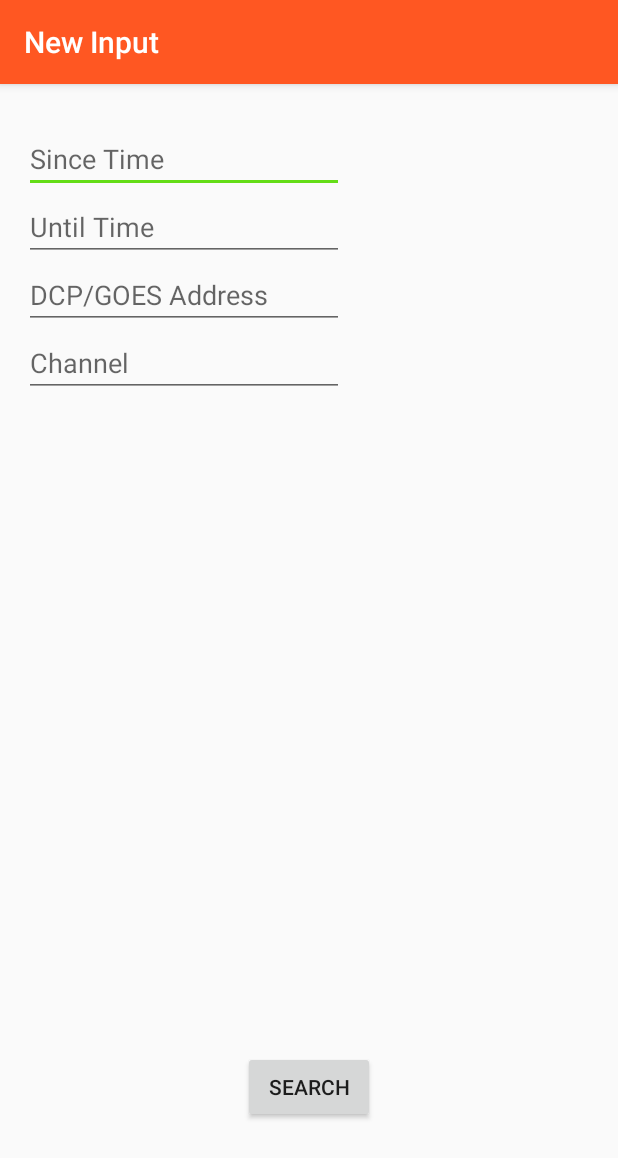
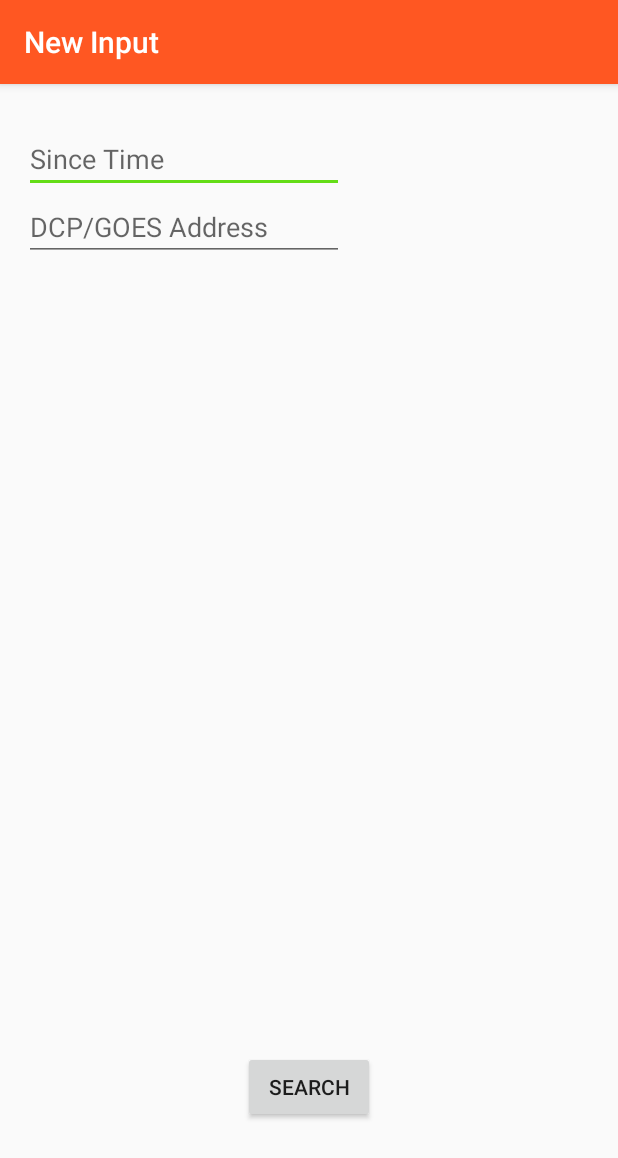
Before and after one commit to Nelson-Brady/ScraperMain246, an Android app: the inputcode screen opened directly, with no data from a screen before it, on a phone screen of 412 x 824 dp. Shown: the top 1158 px of the screen. Run offline under Robolectric (Android 15) with nearby library versions, the phone set to English and light mode, and no system bars.

Commit message:
deleted until time and channel from the inputcode.xml

```diff
--- a/app/src/main/java/com/brady/scrapermain/MyAdapter.java
+++ b/app/src/main/java/com/brady/scrapermain/MyAdapter.java
@@ -40,7 +40,7 @@ public class MyAdapter extends RecyclerView.Adapter<MyAdapter.ViewHolder> {
             "Item Seven",
             "Item Eight"};
 
-    private int[] images = {R.drawable.creeper,
+    /*private int[] images = {R.drawable.creeper,
             R.drawable.creeper,
             R.drawable.creeper,
             R.drawable.creeper,
@@ -48,6 +48,7 @@ public class MyAdapter extends RecyclerView.Adapter<MyAdapter.ViewHolder> {
             R.drawable.creeper,
             R.drawable.creeper,
             R.drawable.creeper};
+            */
 
 
     // Provide a reference to the views for each data item
@@ -92,7 +93,7 @@ public class MyAdapter extends RecyclerView.Adapter<MyAdapter.ViewHolder> {
     public void onBindViewHolder(MyAdapter.ViewHolder viewHolder, int i) {
         viewHolder.itemTitle.setText(titles[i]);
         viewHolder.itemDetail.setText(details[i]);
-        viewHolder.itemImage.setImageResource(images[i]);
+        //viewHolder.itemImage.setImageResource(images[i]);
 
     }
 
--- a/app/src/main/java/com/brady/scrapermain/inputcode.java
+++ b/app/src/main/java/com/brady/scrapermain/inputcode.java
@@ -84,10 +84,13 @@ public class inputcode extends AppCompatActivity {
     /*
     // this function parses the header information
     void parseInfo(String data) {
-        //String Test = "DD23122608078152451G49+1NN175EXE00087`BCT@GU@GV@GU@GV@GW@GW@GW@GW@GX@GX@GX@GX@GY@GW@GX@G[@GZ@GZ@GY@GZ@GZ@GZ@GZ@G@WR@Un@Uxj";
+
+        Intent intent = new Intent(this, DisplayCode.class);
+        startActivity(intent);
 
 
-        String Address = data.substring(0, 8);
+        //data = "DD23122608078152451G49+1NN175EXE00087`BCT@GU@GV@GU@GV@GW@GW@GW@GW@GX@GX@GX@/GX@GY@GW@GX@G[@GZ@GZ@GY@GZ@GZ@GZ@GZ@G@WR@Un@Uxj";
+        /*String Address = data.substring(0, 8);
 
         String year = data.substring(8, 10);
         year = "20" + year;
@@ -98,7 +101,9 @@ public class inputcode extends AppCompatActivity {
 
 
         //Working on decoding data
-        String Data = decodeData(data);
+        //String Data = decodeData(data);
+
+
 
 
     }
@@ -195,7 +200,8 @@ public class inputcode extends AppCompatActivity {
         }
         return value;
     }
-
 */
 
+
+
 }
--- a/app/src/main/res/layout/activity_display_code.xml
+++ b/app/src/main/res/layout/activity_display_code.xml
@@ -31,7 +31,7 @@
         <!--android:scrollbars="vertical"  -->
 
         <android.support.design.widget.AppBarLayout
-            android:layout_height="wrap_content"
+            android:layout_height="50dp"
             android:layout_width="match_parent"
             />
 </RelativeLayout>
--- a/app/src/main/res/layout/activity_inputcode.xml
+++ b/app/src/main/res/layout/activity_inputcode.xml
@@ -22,15 +22,6 @@
         android:layout_alignParentStart="true"
         android:layout_marginTop="11dp" />
 
-    <EditText
-        android:layout_width="wrap_content"
-        android:layout_height="wrap_content"
-        android:inputType="textPersonName"
-        android:hint="@string/Until_Time"
-        android:ems="10"
-        android:id="@+id/editText2"
-        android:layout_below="@+id/editText3"
-        android:layout_alignParentStart="true" />
 
     <EditText
         android:layout_width="wrap_content"
@@ -39,7 +30,7 @@
         android:ems="10"
         android:id="@+id/editText"
         android:hint="@string/DCP_address"
-        android:layout_below="@+id/editText2"
+        android:layout_below="@+id/editText3"
         android:layout_alignParentStart="true" />
 
     <Button
@@ -52,15 +43,6 @@
         android:layout_marginBottom="59dp"
         android:onClick="checkForm"/>
 
-    <EditText
-        android:layout_width="wrap_content"
-        android:layout_height="wrap_content"
-        android:inputType="textPersonName"
-        android:hint="@string/channel"
-        android:ems="10"
-        android:id="@+id/editText5"
-        android:layout_below="@+id/editText"
-        android:layout_alignParentStart="true" />
 
 
 </RelativeLayout>
```
